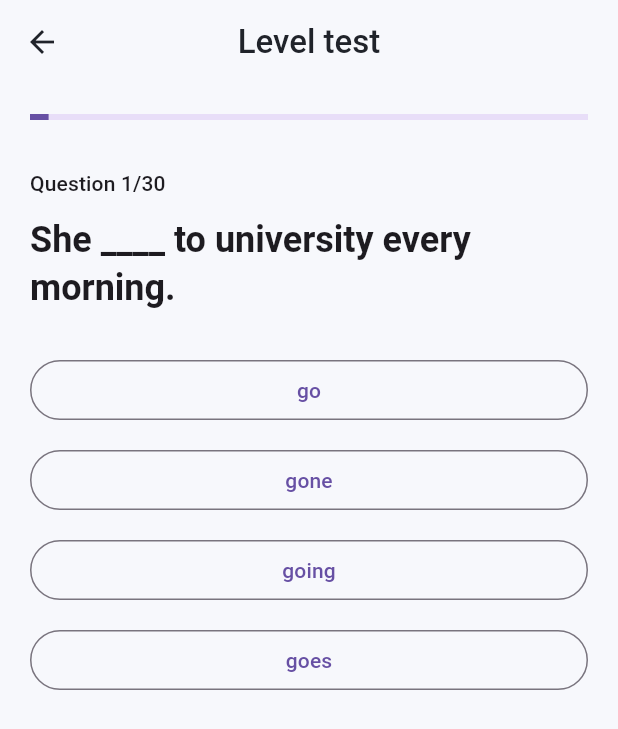
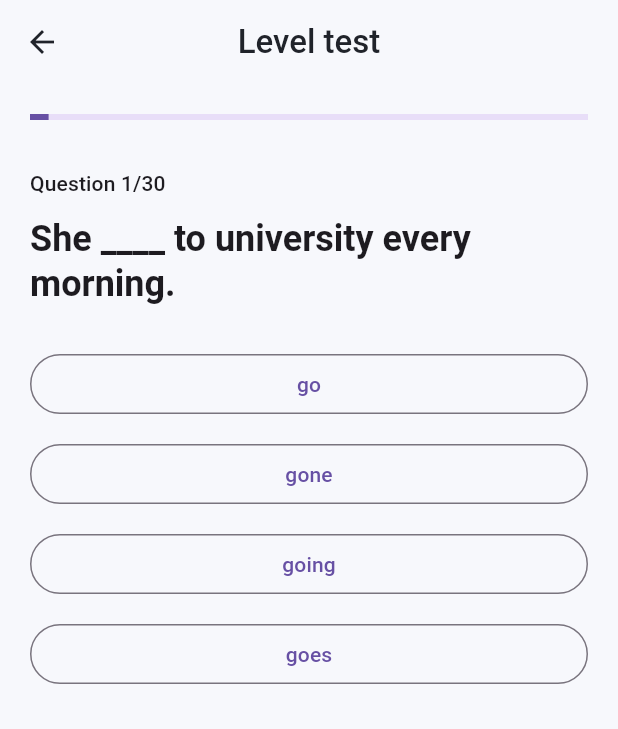
Before and after one commit to mobDevR03/admit-ai, a Flutter app: the MainNavigation screen opened directly with empty values, after a tap on "Take test", on a phone screen of 412 x 824 dp. Shown: the top 729 px of the screen. Run offline on Flutter 3.47's test engine with Material 3 defaults, Android fonts, the phone set to English and light mode, and no system bars; our stand-ins replace cloud_firestore, firebase_core, flutter_markdown; accounts and stored records are empty; Roboto replaces fonts that are missing (SF Pro Display).

Commit message:
Enhanced UI, fixed test questions

```diff
--- a/lib/app/app.dart
+++ b/lib/app/app.dart
@@ -67,7 +67,10 @@ class _MainNavigationState extends State<MainNavigation> {
   @override
   Widget build(BuildContext context) {
     return Scaffold(
-      body: _screens[_currentIndex],
+      body: IndexedStack(
+        index: _currentIndex,
+        children: _screens,
+      ),
       bottomNavigationBar: BottomNavigationBar(
         currentIndex: _currentIndex,
         type: BottomNavigationBarType.fixed,
--- a/lib/level_test/level_test_screen.dart
+++ b/lib/level_test/level_test_screen.dart
@@ -269,7 +269,7 @@ class _LevelTestScreenState extends State<LevelTestScreen> {
       appBar: AppBar(
         title: const Text('Level test'),
       ),
-      body: Padding(
+      body: SingleChildScrollView(
         padding: const EdgeInsets.all(20),
         child: Column(
           crossAxisAlignment: CrossAxisAlignment.start,
@@ -287,6 +287,7 @@ class _LevelTestScreenState extends State<LevelTestScreen> {
               question.text,
               style: Theme.of(context).textTheme.headlineSmall?.copyWith(
                     fontWeight: FontWeight.w700,
+                    height: 1.25,
                   ),
             ),
             const SizedBox(height: 28),
```
Also changed, not shown: lib/features/universities/presentation/saved_universities_screen.dart (+11 -2 lines), lib/features/universities/presentation/universities_screen.dart (+8 -1 lines), lib/features/universities/presentation/university_detail_screen.dart (+28 -3 lines), lib/features/chat/presentation/chat_screen.dart (line endings or trailing spaces).
